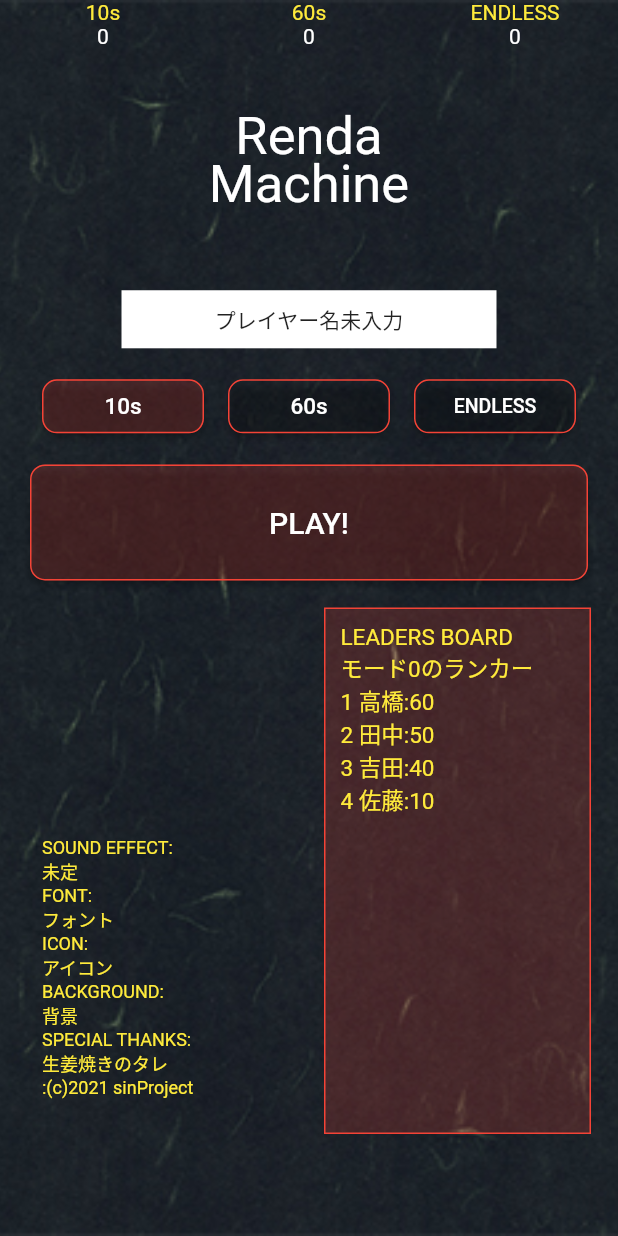
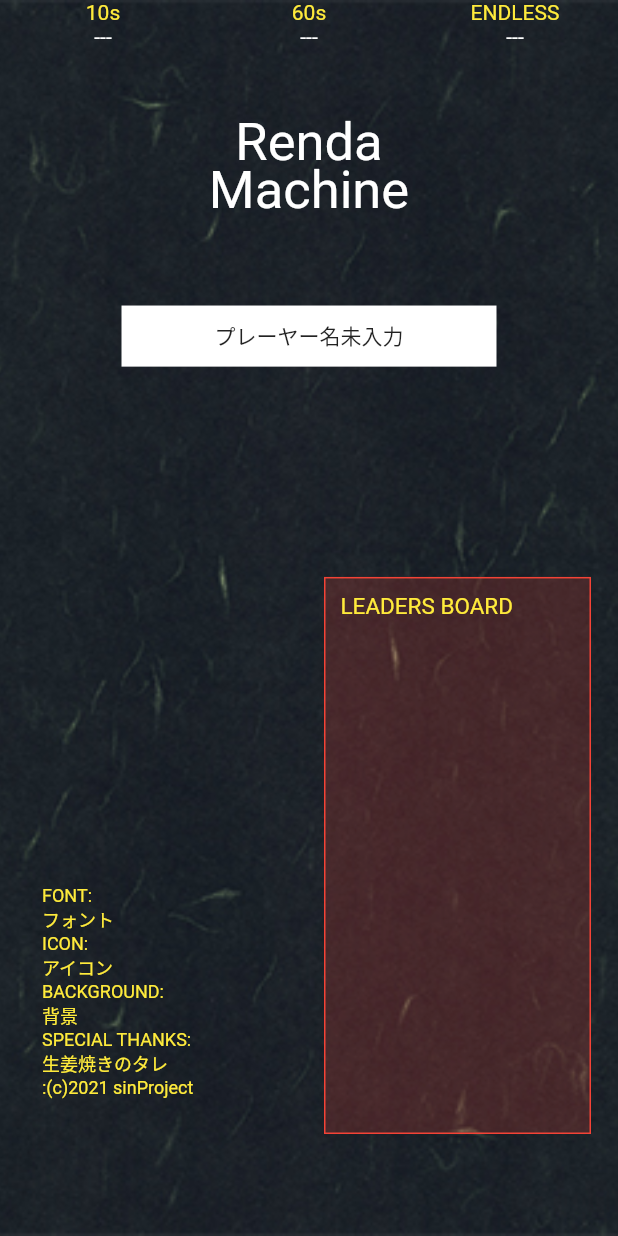
Before and after one commit to AtsushiUtsumi/renda, a Flutter app: the screen it shows after launch, on a phone screen of 412 x 824 dp. Run offline on Flutter 3.47's test engine with Material 2 defaults, Android fonts, the phone set to English and light mode, and no system bars; Roboto replaces fonts that are missing (NewFont).

```diff
--- a/lib/HomePage.dart
+++ b/lib/HomePage.dart
@@ -3,8 +3,11 @@ import 'package:flutter/cupertino.dart';
 import 'package:flutter/material.dart';
 import 'package:flutter/painting.dart';
 import 'package:flutter/rendering.dart';
+import 'package:renda/HighScore.dart';
+import 'package:renda/global.dart';
 import 'PlayPage.dart';
 import 'main.dart';
+import 'global.dart';
 
 void myInit() {
   //これ不要
@@ -30,7 +33,7 @@ Container cr() {
                   child: Align(
                 alignment: Alignment.bottomLeft,
                 child: const Text(
-                    'SOUND EFFECT:\n未定\nFONT:\nフォント\nICON:\nアイコン\nBACKGROUND:\n背景\nSPECIAL THANKS:\n生姜焼きのタレ\n:(c)2021 sinProject\n',
+                    'FONT:\nフォント\nICON:\nアイコン\nBACKGROUND:\n背景\nSPECIAL THANKS:\n生姜焼きのタレ\n:(c)2021 sinProject\n',
                     style: TextStyle(fontSize: 12, color: Colors.yellow)),
               ))
               ),
@@ -73,91 +76,7 @@ class _HomePageState extends State<HomePage> {
                 padding: EdgeInsets.only(bottom: 50),
                 constraints: BoxConstraints.expand(), //これでいっぱいいっぱいに広がる
                 child: Column(children: [
-                  Expanded(
-                      flex: 2,
-                      child: Container(
-                        constraints: BoxConstraints.expand(),
-                        child: Row(
-                          children: [
-                            Expanded(
-                              flex: 1,
-                              child: Column(
-                                children: [
-                                  const Align(
-                                    alignment: Alignment.center,
-                                    child: const Text(
-                                      '10s',
-                                      style: TextStyle(
-                                        color: Colors.yellow,
-                                      ),
-                                    ),
-                                  ),
-                                  Align(
-                                    alignment: Alignment.center,
-                                    child: Text(
-                                      highScore[0] >= 0
-                                          ? highScore[0].toString()
-                                          : '---',
-                                      style: TextStyle(color: Colors.white),
-                                    ),
-                                  ),
-                                ],
-                              ),
-                            ),
-                            Expanded(
-                              flex: 1,
-                              child: Column(
-                                children: [
-                                  const Align(
-                                    alignment: Alignment.center,
-                                    child: const Text(
-                                      '60s',
-                                      style: TextStyle(
-                                        color: Colors.yellow,
-                                      ),
-                                    ),
-                                  ),
-                                  Align(
-                                    alignment: Alignment.center,
-                                    child: Text(
-                                      highScore[1] >= 0
-                                          ? highScore[1].toString()
-                                          : '---',
-                                      style: TextStyle(color: Colors.white),
-                                    ),
-                                  ),
-                                ],
-                              ),
-                            ),
-                            Expanded(
-                              flex: 1,
-                              child: Column(
-                                children: [
-                                  const Align(
-                                    alignment: Alignment.center,
-                                    child: const Text(
-                                      'ENDLESS',
-                                      style: TextStyle(
-                                        color: Colors.yellow,
-                                      ),
-                                    ),
-                                  ),
-                                  Align(
-                                    alignment: Alignment.center,
-                                    child: Text(
-                                      highScore[2] >= 0
-                                          ? highScore[2].toString()
-                                          : '---',
-                                      style: TextStyle(color: Colors.white),
-                                    ),
-                                  ),
-                                ],
-                              ),
-                            ),
-                          ],
-                        ),
-                        //child: testB()
-                      )),
+                  Expanded(flex: 2,child: highScoreBoard()),
                   Expanded(
                       flex: 3,
                       child: Column(
@@ -190,7 +109,7 @@ class _HomePageState extends State<HomePage> {
                       child: GestureDetector(
                         child: Container(
                           child: Align(//ここに
-                            child: Text(pName),
+                            child: Text(pName=='' ? 'プレーヤー名未入力':pName),
                           ),
                         ),
                         onTap: () {
@@ -202,14 +121,21 @@ class _HomePageState extends State<HomePage> {
                     ),
                   ),
                   Expanded(
+                      flex: 3,
+                      child: pName=='' ? Container():Container(
+                        constraints: BoxConstraints.expand(),
+                        padding: EdgeInsets.fromLTRB(10, 0, 10, 0),
+                        child: Column(
+                          children: [
+                            Expanded(
                                 flex: 2,
                                 child: Container(
-                        padding: EdgeInsets.fromLTRB(20, 0, 20, 0),
+                                  //padding: EdgeInsets.fromLTRB(20, 0, 20, 0),
                                   child: Row(
                                     children: [
                                       Expanded(
                                           child: Padding(
-                              padding: const EdgeInsets.all(8.0),
+                                            padding: const EdgeInsets.all(5),
                                             child: ElevatedButton(
                                               style: ElevatedButton.styleFrom(
                                                 primary: Colors.red
@@ -237,7 +163,7 @@ class _HomePageState extends State<HomePage> {
                                           )),
                                       Expanded(
                                           child: Padding(
-                              padding: const EdgeInsets.all(8.0),
+                                            padding: const EdgeInsets.all(5),
                                             child: ElevatedButton(
                                               style: ElevatedButton.styleFrom(
                                                 primary: Colors.red.withOpacity(mode == 1
@@ -265,7 +191,7 @@ class _HomePageState extends State<HomePage> {
                                           )),
                                       Expanded(
                                           child: Padding(
-                              padding: const EdgeInsets.all(8.0),
+                                            padding: const EdgeInsets.all(5),
                                             child: ElevatedButton(
                                               style: ElevatedButton.styleFrom(
                                                 primary: Colors.red
@@ -296,7 +222,7 @@ class _HomePageState extends State<HomePage> {
                             Expanded(
                               flex: 2,
                               child: Container(
-                      margin: EdgeInsets.fromLTRB(20, 0, 20, 0),
+                                margin: EdgeInsets.fromLTRB(5, 0, 5, 0),
                                 child: ElevatedButton(
                                   onPressed: () {
                                     myInit();
@@ -321,6 +247,10 @@ class _HomePageState extends State<HomePage> {
                                           ))),
                                 ),
                               ),
+                            ),
+                          ],
+                        ),
+                      )
                   ),
                   Expanded(
                     flex: 10,
@@ -347,28 +277,27 @@ class NameInput extends StatefulWidget {
 class _NameInputState extends State<NameInput> {
   @override
   Widget build(BuildContext context) {
-    print('NameInputステートは' + context.hashCode.toString());
     return sctest(context);
   }
 }
 
 
 Container sctest(BuildContext context){
-  print('コンテナは'+context.hashCode.toString());
   String _tmp = '';
-
-  ///////////////////////////
-  _showMyDialog(context);
-  print(_tmp);
-  ///////////////////////////
-
-
   return Container(
-    color: Colors.yellow,
     child: Row(
       children: [
-        //Expanded(flex: 3,child: Scaffold(body: TextField(onChanged: (value){_tmp = value;},),)),
-        Expanded(flex: 1,child: ElevatedButton(onPressed: (){pName = _tmp;pName  ='せと';print('カレントユーザーを' + pName+'に変更');Navigator.pushNamed(context, '/home');},child: Text('OK'),))
+        Expanded(flex: 3,child:TextField(onChanged: (value){_tmp = value;},),),
+        Expanded(
+            flex: 1,
+            child: ElevatedButton(
+              onPressed: (){
+                pName = _tmp;
+                Navigator.pushNamed(context, '/home');
+                },
+              child: Text('OK'),
+            )
+        )
       ],
     ),
   );
@@ -379,7 +308,9 @@ Future<void> _showMyDialog(BuildContext context) async {
   return showDialog(
     context: context,
     builder: (BuildContext context) {
-      return AlertDialog(backgroundColor: Colors.red,content: TextField());
+      return AlertDialog(
+          content: sctest(context),
+      );
     },
   );
 }
--- a/lib/PlayPage.dart
+++ b/lib/PlayPage.dart
@@ -2,6 +2,7 @@ import 'dart:async';
 import 'package:flutter/cupertino.dart';
 import 'package:flutter/material.dart';
 import 'main.dart';
+import 'global.dart';
 
 int showb = 1;
 int elapsedTime = 0;//経過時間
@@ -30,7 +31,6 @@ class _PlayPageState extends State<PlayPage> {
 
   bool timeMove = false;
   int startTime = 0;
-  //int _counter = 0;//これ
   Future<void> timerStart() async{
     if(!shouldMove){print('ストリームの元栓にロックがかかっています。shouldMove=trueにしてから呼んで下さい。');}
     if(timeMove){return;}//すでにタイマーが起動中
@@ -45,7 +45,6 @@ class _PlayPageState extends State<PlayPage> {
     elapsedTime = limitTime[mode];//これ絶対0になるはずなんですが...
     timeMove = false;
     shouldMove = false;
-    //setState(() {});
     scoreBoard = 'Time\'s up';
     return;
   }
@@ -63,11 +62,9 @@ class _PlayPageState extends State<PlayPage> {
     if(elapsedTime>=limitTime[mode]){elapsedTime = limitTime[mode];}
     if(elapsedTime==limitTime[mode] && showb==1){//正常クリアしたときの処理
       if(showb==1){
-        if(score>highScore[mode]){
-          highScore[mode] = score;
-          data[pName]![mode] = score;print(pName+'がハイスコアを出しました' + score.toString());
-        }
-        setState(() {showb = 0;});//print('グリッド消したい');
+        //if(score>highScore[mode]){highScore[mode] = score;data[pName]![mode] = score;print(pName+'がハイスコアを出しました' + score.toString());}
+        setUserData(pName, mode, score);
+        setState(() {showb = 0;});
       }
     }else{timeBoard = ms2string(elapsedTime
     );}
@@ -81,9 +78,6 @@ class _PlayPageState extends State<PlayPage> {
 
   @override
   Widget build(BuildContext context) {
-    ////
-    //return Container(child: FooWidget(),);
-    ////
     return Scaffold(body: SafeArea(child: Stack(children: [Container(child: back,constraints: BoxConstraints.expand(),),
         Container(padding: EdgeInsets.only(bottom: 50),child: Column(children: [
                   Expanded(
--- a/lib/main.dart
+++ b/lib/main.dart
@@ -4,22 +4,19 @@ import 'package:flutter/material.dart';
 import 'HomePage.dart';
 import 'PlayPage.dart';
 import 'dart:collection';
-import 'package:flutter/services.dart';
-Map<String,List<int>> data= {'':[-1,-1,-1]};
+import 'global.dart';
 
 final back = Image.asset('images/bg.jpg',fit: BoxFit.cover);
 
 Text leaders(int mode){
   int num = 0;
-  String tmp = 'LEADERS BOARD\nモード'+mode.toString()+'のランカー';
+  String tmp = 'LEADERS BOARD\n';
   final sortedMap = SplayTreeMap.from(data, (a, b) => data[b]![mode].compareTo(data[a]![mode]));
-  print(sortedMap);
   List<String> top10 = [];
   sortedMap.forEach((key, value) {
     if(value[mode]>0){num++;top10.add(key.toString()+':'+value[mode].toString());}}
     );
   if(num>10){num=10;}//多すぎる場合はトップ10
-  print(num.toString()+'人のデータ');
   for(int i=0;i<num;i++){
     tmp += '\n';
     tmp += (i+1).toString()+' ';
@@ -29,18 +26,9 @@ Text leaders(int mode){
 }
 
 int mode = 0; //基本は数字のモード
-String pName = 'プレイヤー名未入力';
 int score = 0;
 int numOfCards = 16;
 void main() {
-  data['佐藤'] = [10,27,46];//これは追加を兼ねてる
-  data['高橋'] = [60,34,60];
-  data['田中'] = [50,64,70];
-  data['吉田'] = [40,46,50];
-  data['プレイヤー名未入力'] = [-1,-1,-1];
-
-
-  print(data['田中']);
   runApp(App());
 }
 
--- a/pubspec.yaml
+++ b/pubspec.yaml
@@ -10,15 +10,13 @@ dependencies:
   flutter:
     sdk: flutter
   cupertino_icons: ^1.0.2
-  flutter_native_splash: ^1.1.8+4
-  flutter_launcher_icons: ^0.9.0
-  audioplayers: ^0.18.3
-  provider: ^5.0.0
 
 dev_dependencies:
   flutter_test:
     sdk: flutter
   flutter_native_splash: ^1.1.8+4
+  flutter_launcher_icons: ^0.9.0
+
 flutter:
   uses-material-design: true
   fonts:
```
Also changed, not shown: lib/HighScore.dart (added, +172 -0 lines), lib/ModePlay.dart (added, +142 -0 lines), lib/global.dart (added, +25 -0 lines), pubspec.lock. Lines whose indentation alone changed are shown as unchanged.
